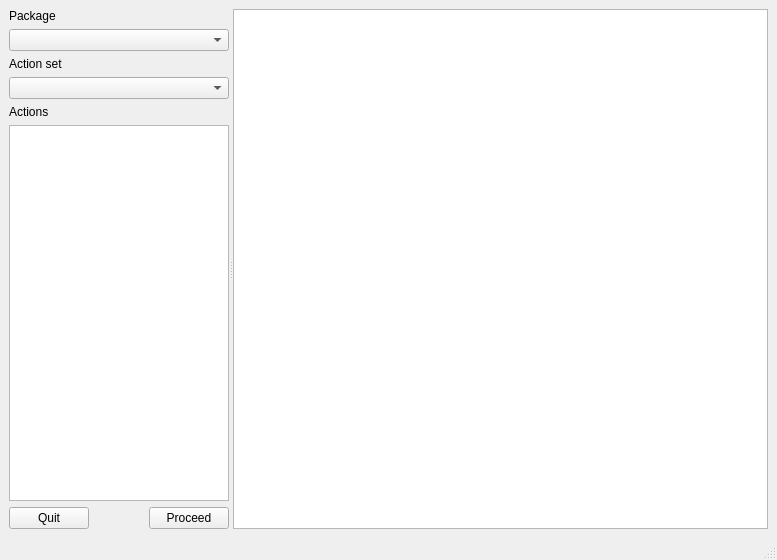
Before: the Qt Designer form scripts/main_window.ui in warvariuc/mykde, drawn with Qt 5.
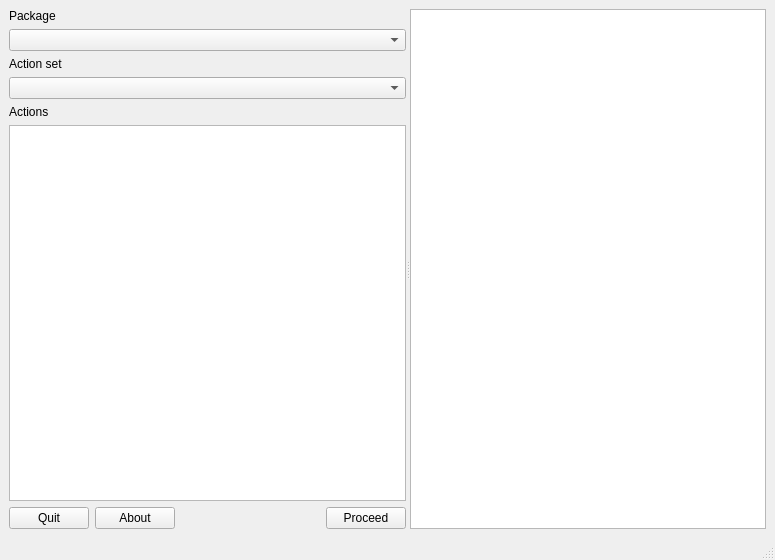
After: the same form once the commit is applied.

Commit message: Started doing wallpaper action

Diff of the .ui file:
```diff
--- a/scripts/main_window.ui
+++ b/scripts/main_window.ui
@@ -23,98 +23,8 @@
       <property name="childrenCollapsible">
        <bool>false</bool>
       </property>
-      <widget class="QWidget" name="layoutWidget">
+      <widget class="QWidget" name="">
        <layout class="QGridLayout" name="gridLayout">
-        <item row="0" column="0" colspan="3">
-         <widget class="QLabel" name="label">
-          <property name="sizePolicy">
-           <sizepolicy hsizetype="Maximum" vsizetype="Preferred">
-            <horstretch>0</horstretch>
-            <verstretch>0</verstretch>
-           </sizepolicy>
-          </property>
-          <property name="text">
-           <string>Package</string>
-          </property>
-          <property name="alignment">
-           <set>Qt::AlignBottom|Qt::AlignLeading|Qt::AlignLeft</set>
-          </property>
-         </widget>
-        </item>
-        <item row="1" column="0" colspan="3">
-         <widget class="QComboBox" name="packageCombo">
-          <property name="sizePolicy">
-           <sizepolicy hsizetype="MinimumExpanding" vsizetype="Fixed">
-            <horstretch>0</horstretch>
-            <verstretch>0</verstretch>
-           </sizepolicy>
-          </property>
-          <property name="statusTip">
-           <string>Select an action package</string>
-          </property>
-         </widget>
-        </item>
-        <item row="2" column="0" colspan="3">
-         <widget class="QLabel" name="label_2">
-          <property name="sizePolicy">
-           <sizepolicy hsizetype="Maximum" vsizetype="Preferred">
-            <horstretch>0</horstretch>
-            <verstretch>0</verstretch>
-           </sizepolicy>
-          </property>
-          <property name="text">
-           <string>Action set</string>
-          </property>
-          <property name="alignment">
-           <set>Qt::AlignBottom|Qt::AlignLeading|Qt::AlignLeft</set>
-          </property>
-         </widget>
-        </item>
-        <item row="3" column="0" colspan="3">
-         <widget class="QComboBox" name="actionSetCombo">
-          <property name="sizePolicy">
-           <sizepolicy hsizetype="MinimumExpanding" vsizetype="Fixed">
-            <horstretch>0</horstretch>
-            <verstretch>0</verstretch>
-           </sizepolicy>
-          </property>
-          <property name="statusTip">
-           <string>Select an action set</string>
-          </property>
-         </widget>
-        </item>
-        <item row="4" column="0" colspan="3">
-         <widget class="QLabel" name="label_3">
-          <property name="sizePolicy">
-           <sizepolicy hsizetype="Maximum" vsizetype="Preferred">
-            <horstretch>0</horstretch>
-            <verstretch>0</verstretch>
-           </sizepolicy>
-          </property>
-          <property name="text">
-           <string>Actions</string>
-          </property>
-          <property name="alignment">
-           <set>Qt::AlignBottom|Qt::AlignLeading|Qt::AlignLeft</set>
-          </property>
-         </widget>
-        </item>
-        <item row="5" column="0" colspan="3">
-         <widget class="QListWidget" name="actionList">
-          <property name="sizePolicy">
-           <sizepolicy hsizetype="Preferred" vsizetype="Expanding">
-            <horstretch>0</horstretch>
-            <verstretch>0</verstretch>
-           </sizepolicy>
-          </property>
-          <property name="minimumSize">
-           <size>
-            <width>220</width>
-            <height>250</height>
-           </size>
-          </property>
-         </widget>
-        </item>
         <item row="6" column="0">
          <widget class="QPushButton" name="quitButton">
           <property name="sizePolicy">
@@ -132,19 +42,35 @@
          </widget>
         </item>
         <item row="6" column="1">
+         <widget class="QPushButton" name="aboutButton">
+          <property name="sizePolicy">
+           <sizepolicy hsizetype="Fixed" vsizetype="Fixed">
+            <horstretch>0</horstretch>
+            <verstretch>0</verstretch>
+           </sizepolicy>
+          </property>
+          <property name="statusTip">
+           <string>Proceed with the selected actions</string>
+          </property>
+          <property name="text">
+           <string>About</string>
+          </property>
+         </widget>
+        </item>
+        <item row="6" column="2">
          <spacer name="horizontalSpacer">
           <property name="orientation">
            <enum>Qt::Horizontal</enum>
           </property>
           <property name="sizeHint" stdset="0">
            <size>
-            <width>40</width>
+            <width>28</width>
             <height>20</height>
            </size>
           </property>
          </spacer>
         </item>
-        <item row="6" column="2">
+        <item row="6" column="3">
          <widget class="QPushButton" name="proceedButton">
           <property name="sizePolicy">
            <sizepolicy hsizetype="Fixed" vsizetype="Fixed">
@@ -160,6 +86,96 @@
           </property>
          </widget>
         </item>
+        <item row="3" column="0" colspan="4">
+         <widget class="QComboBox" name="actionSetCombo">
+          <property name="sizePolicy">
+           <sizepolicy hsizetype="Expanding" vsizetype="Fixed">
+            <horstretch>0</horstretch>
+            <verstretch>0</verstretch>
+           </sizepolicy>
+          </property>
+          <property name="statusTip">
+           <string>Select an action set</string>
+          </property>
+         </widget>
+        </item>
+        <item row="1" column="0" colspan="4">
+         <widget class="QComboBox" name="packageCombo">
+          <property name="sizePolicy">
+           <sizepolicy hsizetype="Expanding" vsizetype="Fixed">
+            <horstretch>0</horstretch>
+            <verstretch>0</verstretch>
+           </sizepolicy>
+          </property>
+          <property name="statusTip">
+           <string>Select an action package</string>
+          </property>
+         </widget>
+        </item>
+        <item row="0" column="0" colspan="4">
+         <widget class="QLabel" name="label">
+          <property name="sizePolicy">
+           <sizepolicy hsizetype="Expanding" vsizetype="Preferred">
+            <horstretch>0</horstretch>
+            <verstretch>0</verstretch>
+           </sizepolicy>
+          </property>
+          <property name="text">
+           <string>Package</string>
+          </property>
+          <property name="alignment">
+           <set>Qt::AlignBottom|Qt::AlignLeading|Qt::AlignLeft</set>
+          </property>
+         </widget>
+        </item>
+        <item row="2" column="0" colspan="4">
+         <widget class="QLabel" name="label_2">
+          <property name="sizePolicy">
+           <sizepolicy hsizetype="Expanding" vsizetype="Preferred">
+            <horstretch>0</horstretch>
+            <verstretch>0</verstretch>
+           </sizepolicy>
+          </property>
+          <property name="text">
+           <string>Action set</string>
+          </property>
+          <property name="alignment">
+           <set>Qt::AlignBottom|Qt::AlignLeading|Qt::AlignLeft</set>
+          </property>
+         </widget>
+        </item>
+        <item row="4" column="0" colspan="4">
+         <widget class="QLabel" name="label_3">
+          <property name="sizePolicy">
+           <sizepolicy hsizetype="Expanding" vsizetype="Preferred">
+            <horstretch>0</horstretch>
+            <verstretch>0</verstretch>
+           </sizepolicy>
+          </property>
+          <property name="text">
+           <string>Actions</string>
+          </property>
+          <property name="alignment">
+           <set>Qt::AlignBottom|Qt::AlignLeading|Qt::AlignLeft</set>
+          </property>
+         </widget>
+        </item>
+        <item row="5" column="0" colspan="4">
+         <widget class="QListWidget" name="actionList">
+          <property name="sizePolicy">
+           <sizepolicy hsizetype="Preferred" vsizetype="Expanding">
+            <horstretch>0</horstretch>
+            <verstretch>0</verstretch>
+           </sizepolicy>
+          </property>
+          <property name="minimumSize">
+           <size>
+            <width>220</width>
+            <height>250</height>
+           </size>
+          </property>
+         </widget>
+        </item>
        </layout>
       </widget>
       <widget class="QTextBrowser" name="textBrowser">
@@ -169,12 +185,6 @@
          <verstretch>0</verstretch>
         </sizepolicy>
        </property>
-       <property name="minimumSize">
-        <size>
-         <width>535</width>
-         <height>500</height>
-        </size>
-       </property>
       </widget>
      </widget>
     </item>
```
Left out of the diff: 2 changed lines with no effect on the pictures. The commit also changes 10 other files.
